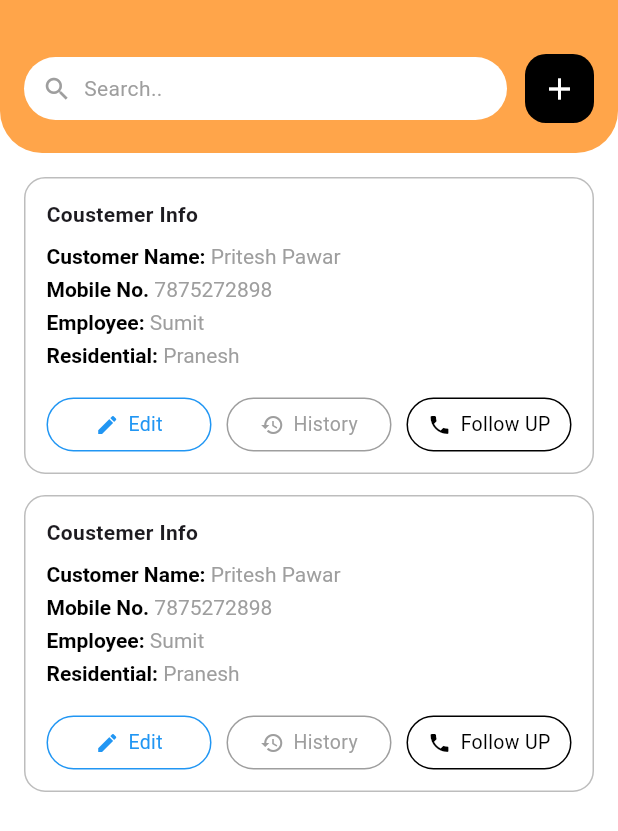
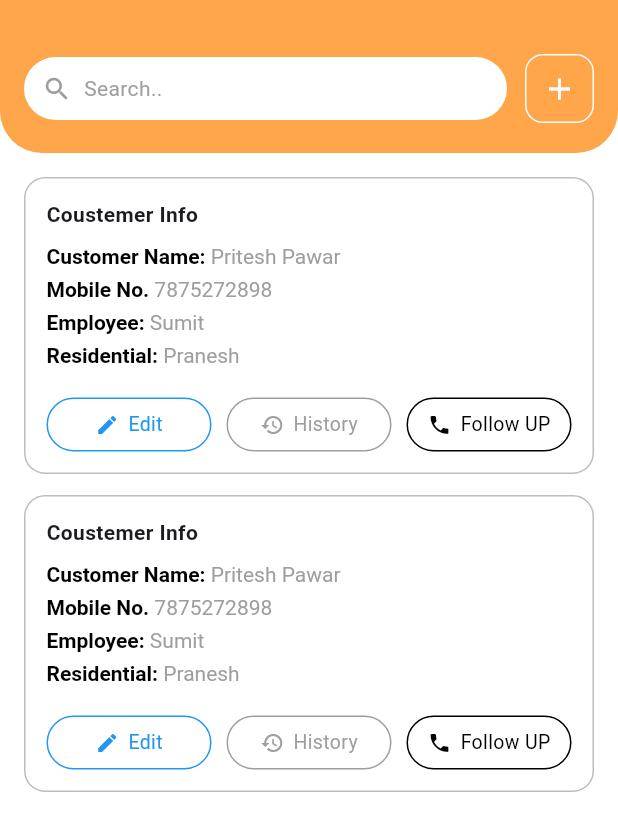
Before and after one commit to pritesh5453/tcs_invantory_managment_system, a Flutter app: the CustomerManagementScreen screen opened directly, on a phone screen of 412 x 824 dp. Shown: the top 831 px of the screen. Run offline on Flutter 3.47's test engine with Material 3 defaults, Android fonts, the phone set to English and light mode, and no system bars; our stand-ins replace dio, flutter_riverpod, get, hexcolor, image_picker, permission_handler and 1 more; accounts and stored records are empty.

Commit message:
add icon border

```diff
--- a/lib/dashbard/customer_management/customer_management_screen.dart
+++ b/lib/dashbard/customer_management/customer_management_screen.dart
@@ -96,8 +96,8 @@ class CustomerManagementScreen extends StatelessWidget {
                         height: 46,
                         width: 46,
                         decoration: BoxDecoration(
-                          color: Colors.black,
-                          borderRadius: BorderRadius.circular(14),
+                          border: Border.all(color: Colors.white),
+                          borderRadius: BorderRadius.circular(12),
                         ),
                         child: IconButton(
                           icon: const Icon(Icons.add, color: Colors.white),
```
